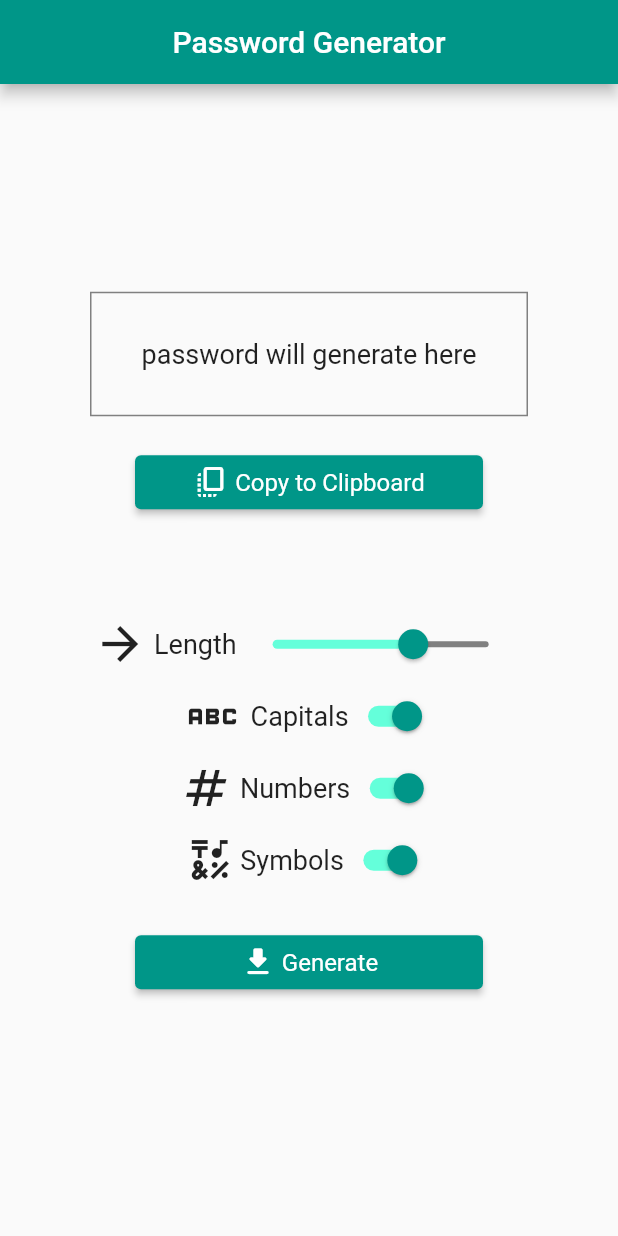
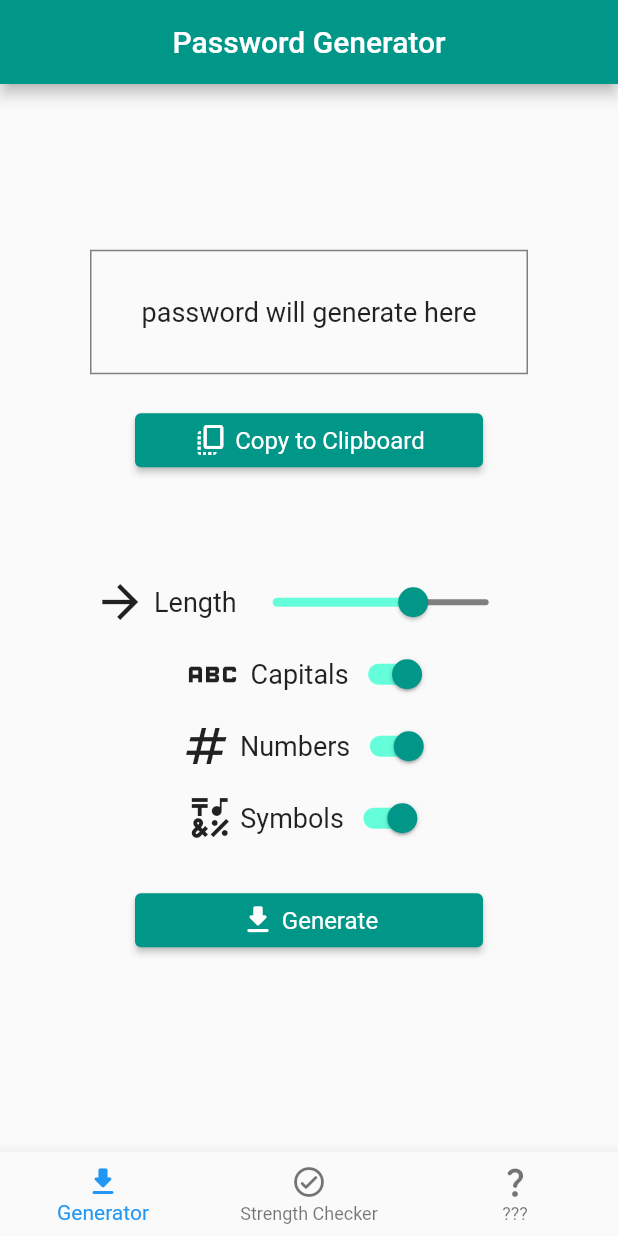
Before and after one commit to aaronjc15128/password_generator, a Flutter app: the screen it shows after launch, on a phone screen of 412 x 824 dp. Run offline on Flutter 3.47's test engine with Material 2 defaults, Android fonts, the phone set to English and light mode, and no system bars.

Commit message:
Added navbar

```diff
--- a/lib/main.dart
+++ b/lib/main.dart
@@ -17,12 +17,21 @@ class MyApp extends StatefulWidget {
 
 class _MyAppState extends State<MyApp> {
 
+  int navBarIndex = 0;
+
+  void navBarTap(int index) {
+    setState(() {
+      navBarIndex = index;
+    });
+  }
+
+
   String password = "password will generate here";
 
   List lowercase = const ["a", "b", "c", "d", "e", "f", "g", "h", "i", "j", "k", "l", "m", "n", "o", "p", "q", "r", "s", "t", "u", "v", "w", "x", "y", "z"];
   List uppercase = const ["A", "B", "C", "D", "E", "F", "G", "H", "I", "J", "K", "L", "M", "N", "O", "P", "Q", "R", "S", "T", "U", "V", "W", "X", "Y", "Z"];
   List numbers = const ["0", "1", "2", "3", "4", "5", "6", "7", "8", "9"];
-  List symbols = const ["!", """, "#", "%", "&", """, "(", ")", "*", "+", ",", "-", ".", "/", ":", ";", "<", "=", ">", "?", "@", "[", "]", "^", "_", "'", "{", "|", "}", "~"];
+  List symbols = const ["!", "#", "%", "&", '"', "(", ")", "*", "+", ",", "-", ".", "/", ":", ";", "<", "=", ">", "?", "@", "[", "]", "^", "_", "'", "{", "|", "}", "~"];
 
   void generatePassword(int numberCharacters, bool allowedCapitals, bool allowedNumbers, bool allowedSymbols){
     List allowedCharacters = [];
@@ -60,6 +69,25 @@ class _MyAppState extends State<MyApp> {
           title: const Text("Password Generator"),
           centerTitle: true,
           backgroundColor: Colors.teal,
+        ),
+
+        bottomNavigationBar: BottomNavigationBar(
+          items: const <BottomNavigationBarItem>[
+            BottomNavigationBarItem(
+              icon: Icon(Icons.get_app_rounded),
+              label: "Generator",
+            ),
+            BottomNavigationBarItem(
+              icon: Icon(Icons.check_circle_outline_rounded),
+              label: "Strength Checker",
+            ),
+            BottomNavigationBarItem(
+              icon: Icon(Icons.question_mark_rounded),
+              label: "???",
+            ),
+          ],
+          currentIndex: navBarIndex,
+          onTap: navBarTap,
         ),
 
         body: Column(
@@ -110,7 +138,7 @@ class _MyAppState extends State<MyApp> {
                       lengthSliderValue = value;
                     });
                   },
-                  inactiveColor: Color.fromARGB(255, 128, 128, 128),
+                  inactiveColor: const Color.fromARGB(255, 128, 128, 128),
                   activeColor: Colors.tealAccent,
                   thumbColor: Colors.teal,
                 ),
```
